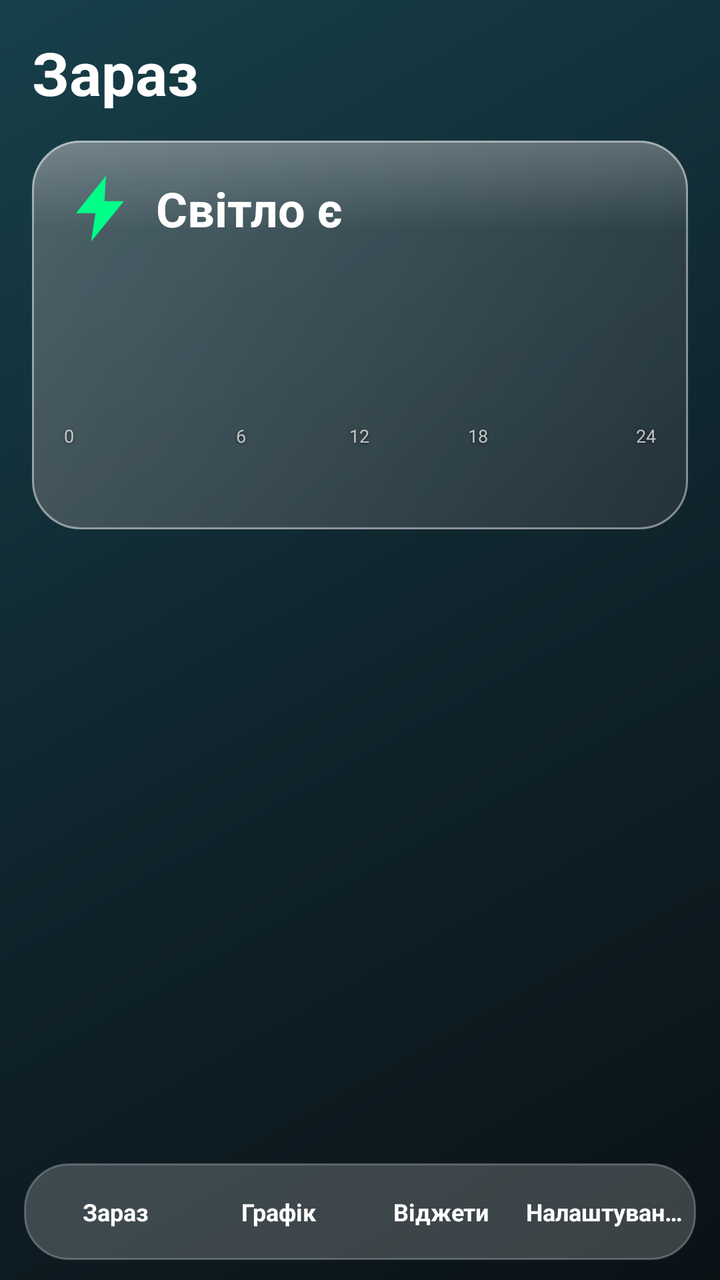
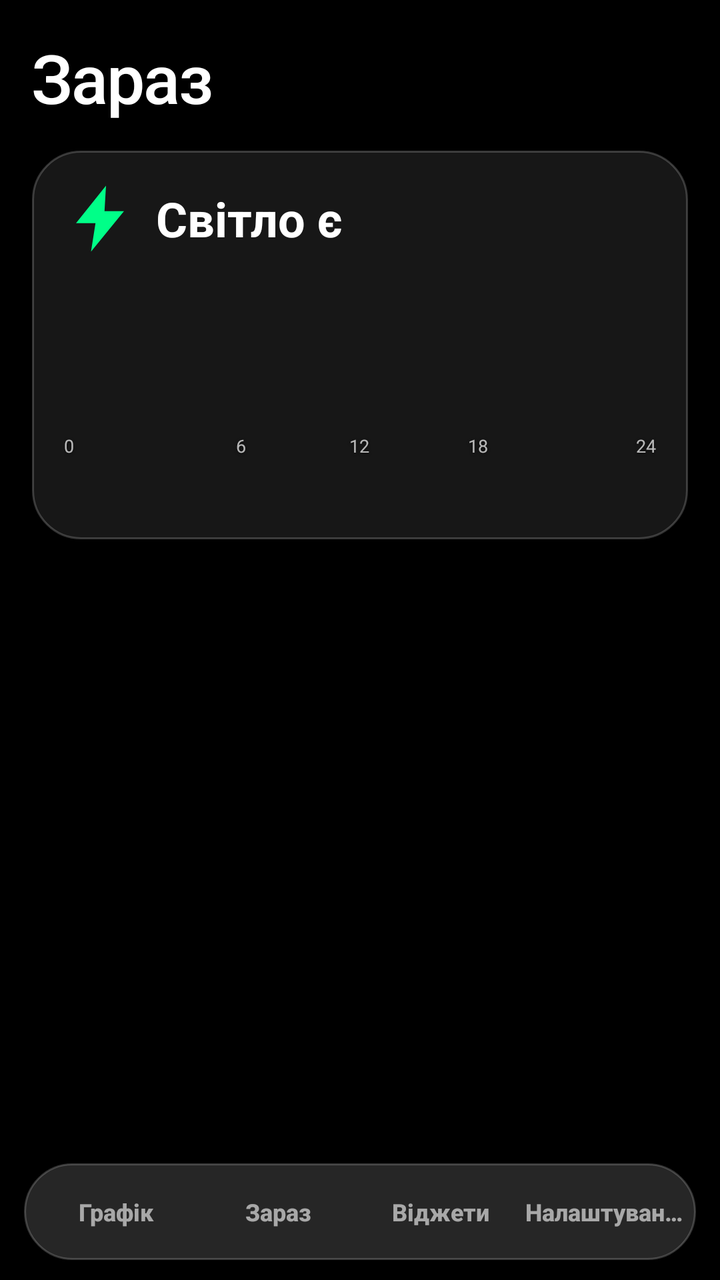

An Android layout rendered at two revisions. The XML below is the earlier revision; the diff shows what the commit changed to produce the second picture.
<!-- AndroidManifest.xml: application theme Theme.Svitik -->
<!-- res/layout/activity_main.xml -->
<?xml version="1.0" encoding="utf-8"?>
<LinearLayout xmlns:android="http://schemas.android.com/apk/res/android"
    android:layout_width="match_parent"
    android:layout_height="match_parent"
    android:orientation="vertical">

    <FrameLayout android:layout_width="match_parent" android:layout_height="0dp" android:layout_weight="1">

        
        <ScrollView android:id="@+id/page_now" style="@style/Page">
            <LinearLayout style="@style/PageContent">
                <TextView style="@style/PageTitle" android:text="@string/tab_now" />

                <LinearLayout android:id="@+id/card" style="@style/Card">
                    <LinearLayout android:layout_width="match_parent" android:layout_height="wrap_content" android:gravity="center_vertical" android:orientation="horizontal">
                        <ImageView android:id="@+id/bolt" android:layout_width="36dp" android:layout_height="36dp" android:layout_marginEnd="10dp" android:src="@drawable/ic_bolt_on" />
                        <TextView android:id="@+id/status" android:layout_width="0dp" android:layout_height="wrap_content" android:layout_weight="1" android:text="@string/power_on" android:textColor="@color/text" android:textSize="24sp" android:textStyle="bold" />
                        <ProgressBar android:id="@+id/progress" style="?android:attr/progressBarStyleSmall" android:layout_width="wrap_content" android:layout_height="wrap_content" android:visibility="gone" />
                    </LinearLayout>
                    <TextView android:id="@+id/next" android:layout_width="wrap_content" android:layout_height="wrap_content" android:layout_marginTop="8dp" android:textColor="@color/text" android:textSize="16sp" />
                    <TextView android:id="@+id/label" android:layout_width="wrap_content" android:layout_height="wrap_content" android:layout_marginTop="6dp" android:textColor="@color/text_dim" android:textSize="13sp" />
                    <ImageView android:id="@+id/day_bar" android:layout_width="match_parent" android:layout_height="22dp" android:layout_marginTop="14dp" android:scaleType="fitXY" />
                    <LinearLayout android:layout_width="match_parent" android:layout_height="wrap_content" android:orientation="horizontal">
                        <TextView style="@style/WidgetTick" android:gravity="start" android:text="0" />
                        <TextView style="@style/WidgetTick" android:text="6" />
                        <TextView style="@style/WidgetTick" android:text="12" />
                        <TextView style="@style/WidgetTick" android:text="18" />
                        <TextView style="@style/WidgetTick" android:gravity="end" android:text="24" />
                    </LinearLayout>
                    <TextView android:id="@+id/updated" android:layout_width="wrap_content" android:layout_height="wrap_content" android:layout_marginTop="10dp" android:textColor="@color/text_dim" android:textSize="11sp" />
                    <TextView android:id="@+id/error" android:layout_width="wrap_content" android:layout_height="wrap_content" android:layout_marginTop="4dp" android:textColor="#FFB0B0" android:textSize="12sp" android:visibility="gone" />
                </LinearLayout>

                <LinearLayout android:id="@+id/restricted_card" style="@style/Card" android:layout_marginTop="12dp" android:background="@drawable/widget_bg_warn" android:visibility="gone">
                    <TextView android:layout_width="wrap_content" android:layout_height="wrap_content" android:text="@string/restricted_title" android:textColor="@color/text" android:textSize="15sp" android:textStyle="bold" />
                    <TextView android:layout_width="wrap_content" android:layout_height="wrap_content" android:layout_marginTop="6dp" android:text="@string/restricted_text" android:textColor="@color/text" android:textSize="13sp" />
                    <Button android:id="@+id/open_battery" style="@style/AppButton" android:text="@string/restricted_button" />
                </LinearLayout>
            </LinearLayout>
        </ScrollView>

        
        <ScrollView android:id="@+id/page_schedule" style="@style/Page" android:visibility="gone">
            <LinearLayout style="@style/PageContent">
                <TextView style="@style/PageTitle" android:text="@string/tab_schedule" />
                <LinearLayout android:layout_width="match_parent" android:layout_height="wrap_content" android:orientation="horizontal">
                    <Button android:id="@+id/today" style="@style/AppButton" android:layout_width="0dp" android:layout_weight="1" android:layout_marginTop="0dp" android:layout_marginEnd="4dp" android:text="@string/today" />
                    <Button android:id="@+id/tomorrow" style="@style/AppButton" android:layout_width="0dp" android:layout_weight="1" android:layout_marginTop="0dp" android:layout_marginStart="4dp" android:text="@string/tomorrow" />
                </LinearLayout>
                <TextView android:id="@+id/no_schedule" android:layout_width="match_parent" android:layout_height="wrap_content" android:gravity="center" android:padding="28dp" android:textColor="@color/text" android:textSize="15sp" android:visibility="gone" />
                <LinearLayout android:layout_width="match_parent" android:layout_height="wrap_content" android:layout_marginTop="10dp" android:orientation="horizontal">
                    <LinearLayout android:id="@+id/column_left" android:layout_width="0dp" android:layout_height="wrap_content" android:layout_weight="1" android:layout_marginEnd="4dp" android:orientation="vertical" />
                    <LinearLayout android:id="@+id/column_right" android:layout_width="0dp" android:layout_height="wrap_content" android:layout_weight="1" android:layout_marginStart="4dp" android:orientation="vertical" />
                </LinearLayout>
            </LinearLayout>
        </ScrollView>

        
        <ScrollView android:id="@+id/page_widgets" style="@style/Page" android:visibility="gone">
            <LinearLayout style="@style/PageContent">
                <TextView style="@style/PageTitle" android:text="@string/tab_widgets" />
                <TextView android:layout_width="wrap_content" android:layout_height="wrap_content" android:layout_marginBottom="4dp" android:text="@string/widgets_hint" android:textColor="@color/text_dim" android:textSize="13sp" />
                <LinearLayout style="@style/Card" android:layout_marginTop="10dp">
                    <TextView android:layout_width="wrap_content" android:layout_height="wrap_content" android:text="@string/widget_small_description" android:textColor="@color/text" android:textSize="14sp" />
                    <Button android:id="@+id/add_small" style="@style/AppButton" android:text="@string/add_small" />
                </LinearLayout>
                <LinearLayout style="@style/Card" android:layout_marginTop="10dp">
                    <TextView android:layout_width="wrap_content" android:layout_height="wrap_content" android:text="@string/widget_strip_description" android:textColor="@color/text" android:textSize="14sp" />
                    <Button android:id="@+id/add_strip" style="@style/AppButton" android:text="@string/add_strip" />
                </LinearLayout>
                <LinearLayout style="@style/Card" android:layout_marginTop="10dp">
                    <TextView android:layout_width="wrap_content" android:layout_height="wrap_content" android:text="@string/widget_day_description" android:textColor="@color/text" android:textSize="14sp" />
                    <Button android:id="@+id/add_day" style="@style/AppButton" android:text="@string/add_day" />
                </LinearLayout>
            </LinearLayout>
        </ScrollView>

        
        <ScrollView android:id="@+id/page_settings" style="@style/Page" android:visibility="gone">
            <LinearLayout style="@style/PageContent">
                <TextView style="@style/PageTitle" android:text="@string/tab_settings" />
                <TextView style="@style/SectionTitle" android:layout_marginTop="4dp" android:text="@string/region" />
                <Spinner android:id="@+id/region" android:layout_width="match_parent" android:layout_height="wrap_content" android:background="@drawable/button_bg" android:paddingHorizontal="10dp" />
                <TextView style="@style/SectionTitle" android:text="@string/group" />
                <Spinner android:id="@+id/group" android:layout_width="match_parent" android:layout_height="wrap_content" android:background="@drawable/button_bg" android:paddingHorizontal="10dp" />
                <Button android:id="@+id/refresh" style="@style/AppButton" android:layout_marginTop="16dp" android:text="@string/refresh" />
                <TextView style="@style/SectionTitle" android:text="@string/background_title" />
                <TextView android:id="@+id/background_state" android:layout_width="wrap_content" android:layout_height="wrap_content" android:textColor="@color/text" android:textSize="13sp" />
                <Button android:id="@+id/open_battery_settings" style="@style/AppButton" android:text="@string/restricted_button" />
                <TextView android:layout_width="wrap_content" android:layout_height="wrap_content" android:layout_marginTop="18dp" android:text="@string/sources" android:textColor="@color/text_dim" android:textSize="11sp" />
            </LinearLayout>
        </ScrollView>
    </FrameLayout>

    <LinearLayout
        android:layout_width="match_parent"
        android:layout_height="wrap_content"
        android:layout_marginHorizontal="12dp"
        android:layout_marginBottom="10dp"
        android:background="@drawable/tab_bar_bg"
        android:orientation="horizontal"
        android:padding="5dp">
        <TextView android:id="@+id/tab_now" style="@style/Tab" android:text="@string/tab_now" />
        <TextView android:id="@+id/tab_schedule" style="@style/Tab" android:text="@string/tab_schedule" />
        <TextView android:id="@+id/tab_widgets" style="@style/Tab" android:text="@string/tab_widgets" />
        <TextView android:id="@+id/tab_settings" style="@style/Tab" android:text="@string/tab_settings" />
    </LinearLayout>
</LinearLayout>
<!-- resources referenced by this layout -->
<resources>
  <!-- drawable button_bg (drawable) -->
  <?xml version="1.0" encoding="utf-8"?>
  <selector xmlns:android="http://schemas.android.com/apk/res/android">
      <item android:state_selected="true">
          <shape android:shape="rectangle"><solid android:color="#40FFFFFF" /><stroke android:width="1dp" android:color="#66FFFFFF" /><corners android:radius="14dp" /></shape>
      </item>
      <item android:state_pressed="true">
          <shape android:shape="rectangle"><solid android:color="#40FFFFFF" /><corners android:radius="14dp" /></shape>
      </item>
      <item>
          <shape android:shape="rectangle"><solid android:color="#1AFFFFFF" /><stroke android:width="1dp" android:color="#2EFFFFFF" /><corners android:radius="14dp" /></shape>
      </item>
  </selector>
  <!-- drawable tab_bar_bg (drawable) -->
  <?xml version="1.0" encoding="utf-8"?>
  <shape xmlns:android="http://schemas.android.com/apk/res/android" android:shape="rectangle">
      <solid android:color="#33FFFFFF" />
      <stroke android:width="1dp" android:color="#40FFFFFF" />
      <corners android:radius="22dp" />
  </shape>
  <!-- drawable widget_bg_warn (drawable) -->
  <?xml version="1.0" encoding="utf-8"?>
  <layer-list xmlns:android="http://schemas.android.com/apk/res/android">
      
      <item><shape android:shape="rectangle"><solid android:color="#47121A22" /><corners android:radius="24dp" /></shape></item>
      
      <item><shape android:shape="rectangle">
          <gradient android:angle="315" android:startColor="#55FF9F1A" android:endColor="#1FFF9F1A" />
          <corners android:radius="24dp" />
      </shape></item>
      
      <item android:gravity="top" android:height="44dp"><shape android:shape="rectangle">
          <gradient android:angle="270" android:startColor="#38FFFFFF" android:endColor="#00FFFFFF" />
          <corners android:topLeftRadius="24dp" android:topRightRadius="24dp" />
      </shape></item>
      
      <item><shape android:shape="rectangle">
          <solid android:color="#00000000" />
          <stroke android:width="1dp" android:color="#99FFD28A" />
          <corners android:radius="24dp" />
      </shape></item>
  </layer-list>
  <style name="AppButton">
          <item name="android:layout_width">match_parent</item>
          <item name="android:layout_height">wrap_content</item>
          <item name="android:layout_marginTop">8dp</item>
          <item name="android:background">@drawable/button_bg</item>
          <item name="android:textAllCaps">false</item>
          <item name="android:textColor">@color/text</item>
          <item name="android:textSize">14sp</item>
          <item name="android:textStyle">bold</item>
          <item name="android:stateListAnimator">@null</item>
      </style>
  <style name="Card">
          <item name="android:layout_width">match_parent</item>
          <item name="android:layout_height">wrap_content</item>
          <item name="android:background">@drawable/widget_bg_on</item>
          <item name="android:orientation">vertical</item>
          <item name="android:padding">16dp</item>
      </style>
  <style name="PageTitle">
          <item name="android:layout_width">wrap_content</item>
          <item name="android:layout_height">wrap_content</item>
          <item name="android:layout_marginBottom">14dp</item>
          <item name="android:textColor">@color/text</item>
          <item name="android:textSize">30sp</item>
          <item name="android:textStyle">bold</item>
      </style>
  <style name="Tab">
          <item name="android:layout_width">0dp</item>
          <item name="android:layout_height">wrap_content</item>
          <item name="android:layout_weight">1</item>
          <item name="android:background">@drawable/tab_bg</item>
          <item name="android:gravity">center</item>
          <item name="android:paddingVertical">11dp</item>
          <item name="android:singleLine">true</item>
          <item name="android:textColor">@color/text</item>
          <item name="android:textSize">12sp</item>
          <item name="android:textStyle">bold</item>
      </style>
  <style name="Theme.Svitik" parent="android:Theme.Material.NoActionBar">
          <item name="android:windowBackground">@drawable/app_bg</item>
          <item name="android:statusBarColor">#FF0F2A33</item>
          <item name="android:navigationBarColor">#FF0A1216</item>
          <item name="android:colorAccent">@color/green</item>
          <item name="android:textColorPrimary">@color/text</item>
      </style>
  <!-- drawable widget_bg_on (drawable) -->
  <?xml version="1.0" encoding="utf-8"?>
  <layer-list xmlns:android="http://schemas.android.com/apk/res/android">
      
      <item><shape android:shape="rectangle"><solid android:color="#47121A22" /><corners android:radius="24dp" /></shape></item>
      
      <item><shape android:shape="rectangle">
          <gradient android:angle="315" android:startColor="#3DFFFFFF" android:endColor="#14FFFFFF" />
          <corners android:radius="24dp" />
      </shape></item>
      
      <item android:gravity="top" android:height="44dp"><shape android:shape="rectangle">
          <gradient android:angle="270" android:startColor="#38FFFFFF" android:endColor="#00FFFFFF" />
          <corners android:topLeftRadius="24dp" android:topRightRadius="24dp" />
      </shape></item>
      
      <item><shape android:shape="rectangle">
          <solid android:color="#00000000" />
          <stroke android:width="1dp" android:color="#70FFFFFF" />
          <corners android:radius="24dp" />
      </shape></item>
  </layer-list>
  <!-- drawable tab_bg (drawable) -->
  <?xml version="1.0" encoding="utf-8"?>
  <selector xmlns:android="http://schemas.android.com/apk/res/android">
      <item android:state_selected="true">
          <shape android:shape="rectangle"><solid android:color="#40FFFFFF" /><corners android:radius="17dp" /></shape>
      </item>
      <item><shape android:shape="rectangle"><solid android:color="#00000000" /></shape></item>
  </selector>
  <!-- drawable app_bg (drawable) -->
  <?xml version="1.0" encoding="utf-8"?>
  <shape xmlns:android="http://schemas.android.com/apk/res/android" android:shape="rectangle">
      <gradient android:angle="315" android:startColor="#FF17404A" android:centerColor="#FF10252E" android:endColor="#FF0A1216" />
  </shape>
  <!-- unchanged entries left out for length: 30 -->
</resources>

<!-- the commit's change to res/layout/activity_main.xml (unified diff, before → after) -->
@@ -1,5 +1,6 @@
 <?xml version="1.0" encoding="utf-8"?>
 <LinearLayout xmlns:android="http://schemas.android.com/apk/res/android"
+    android:id="@+id/root"
     android:layout_width="match_parent"
     android:layout_height="match_parent"
     android:orientation="vertical">
@@ -31,7 +32,7 @@
                     <TextView android:id="@+id/error" android:layout_width="wrap_content" android:layout_height="wrap_content" android:layout_marginTop="4dp" android:textColor="#FFB0B0" android:textSize="12sp" android:visibility="gone" />
                 </LinearLayout>
 
-                <LinearLayout android:id="@+id/restricted_card" style="@style/Card" android:layout_marginTop="12dp" android:background="@drawable/widget_bg_warn" android:visibility="gone">
+                <LinearLayout android:id="@+id/restricted_card" style="@style/Card" android:layout_marginTop="12dp" android:background="@drawable/glass_card_warn" android:visibility="gone">
                     <TextView android:layout_width="wrap_content" android:layout_height="wrap_content" android:text="@string/restricted_title" android:textColor="@color/text" android:textSize="15sp" android:textStyle="bold" />
                     <TextView android:layout_width="wrap_content" android:layout_height="wrap_content" android:layout_marginTop="6dp" android:text="@string/restricted_text" android:textColor="@color/text" android:textSize="13sp" />
                     <Button android:id="@+id/open_battery" style="@style/AppButton" android:text="@string/restricted_button" />
@@ -80,9 +81,9 @@
             <LinearLayout style="@style/PageContent">
                 <TextView style="@style/PageTitle" android:text="@string/tab_settings" />
                 <TextView style="@style/SectionTitle" android:layout_marginTop="4dp" android:text="@string/region" />
-                <Spinner android:id="@+id/region" android:layout_width="match_parent" android:layout_height="wrap_content" android:background="@drawable/button_bg" android:paddingHorizontal="10dp" />
+                <Spinner android:id="@+id/region" android:layout_width="match_parent" android:layout_height="wrap_content" android:background="@drawable/spinner_bg" android:paddingHorizontal="12dp" />
                 <TextView style="@style/SectionTitle" android:text="@string/group" />
-                <Spinner android:id="@+id/group" android:layout_width="match_parent" android:layout_height="wrap_content" android:background="@drawable/button_bg" android:paddingHorizontal="10dp" />
+                <Spinner android:id="@+id/group" android:layout_width="match_parent" android:layout_height="wrap_content" android:background="@drawable/spinner_bg" android:paddingHorizontal="12dp" />
                 <Button android:id="@+id/refresh" style="@style/AppButton" android:layout_marginTop="16dp" android:text="@string/refresh" />
                 <TextView style="@style/SectionTitle" android:text="@string/background_title" />
                 <TextView android:id="@+id/background_state" android:layout_width="wrap_content" android:layout_height="wrap_content" android:textColor="@color/text" android:textSize="13sp" />
@@ -100,8 +101,8 @@
         android:background="@drawable/tab_bar_bg"
         android:orientation="horizontal"
         android:padding="5dp">
+        <TextView android:id="@+id/tab_schedule" style="@style/Tab" android:text="@string/tab_schedule" />
         <TextView android:id="@+id/tab_now" style="@style/Tab" android:text="@string/tab_now" />
-        <TextView android:id="@+id/tab_schedule" style="@style/Tab" android:text="@string/tab_schedule" />
         <TextView android:id="@+id/tab_widgets" style="@style/Tab" android:text="@string/tab_widgets" />
         <TextView android:id="@+id/tab_settings" style="@style/Tab" android:text="@string/tab_settings" />
     </LinearLayout>
<!-- resource entries referenced after the edit -->
@@ -1,47 +1,46 @@
 <!-- resources referenced by this layout -->
 <resources>
+  <!-- drawable glass_card_warn (drawable) -->
+  <?xml version="1.0" encoding="utf-8"?>
+  <shape xmlns:android="http://schemas.android.com/apk/res/android" android:shape="rectangle">
+      <solid android:color="#1FFF9F1A" />
+      <stroke android:width="1dp" android:color="#80FF9F1A" />
+      <corners android:radius="24dp" />
+  </shape>
+  <!-- drawable spinner_bg (drawable) -->
+  <?xml version="1.0" encoding="utf-8"?>
+  <shape xmlns:android="http://schemas.android.com/apk/res/android" android:shape="rectangle">
+      <solid android:color="#17FFFFFF" />
+      <stroke android:width="1dp" android:color="#40FFFFFF" />
+      <corners android:radius="16dp" />
+  </shape>
   <!-- drawable button_bg (drawable) -->
   <?xml version="1.0" encoding="utf-8"?>
   <selector xmlns:android="http://schemas.android.com/apk/res/android">
       <item android:state_selected="true">
-          <shape android:shape="rectangle"><solid android:color="#40FFFFFF" /><stroke android:width="1dp" android:color="#66FFFFFF" /><corners android:radius="14dp" /></shape>
+          <shape android:shape="rectangle"><solid android:color="#2EFFFFFF" /><stroke android:width="1dp" android:color="#CCFFFFFF" /><corners android:radius="100dp" /></shape>
       </item>
       <item android:state_pressed="true">
-          <shape android:shape="rectangle"><solid android:color="#40FFFFFF" /><corners android:radius="14dp" /></shape>
+          <shape android:shape="rectangle"><solid android:color="#26FFFFFF" /><stroke android:width="1dp" android:color="#80FFFFFF" /><corners android:radius="100dp" /></shape>
       </item>
       <item>
-          <shape android:shape="rectangle"><solid android:color="#1AFFFFFF" /><stroke android:width="1dp" android:color="#2EFFFFFF" /><corners android:radius="14dp" /></shape>
+          <shape android:shape="rectangle"><solid android:color="#0DFFFFFF" /><stroke android:width="1dp" android:color="#59FFFFFF" /><corners android:radius="100dp" /></shape>
       </item>
   </selector>
+  <!-- drawable glass_card (drawable) -->
+  <?xml version="1.0" encoding="utf-8"?>
+  <shape xmlns:android="http://schemas.android.com/apk/res/android" android:shape="rectangle">
+      <solid android:color="#17FFFFFF" />
+      <stroke android:width="1dp" android:color="#33FFFFFF" />
+      <corners android:radius="24dp" />
+  </shape>
   <!-- drawable tab_bar_bg (drawable) -->
   <?xml version="1.0" encoding="utf-8"?>
   <shape xmlns:android="http://schemas.android.com/apk/res/android" android:shape="rectangle">
-      <solid android:color="#33FFFFFF" />
-      <stroke android:width="1dp" android:color="#40FFFFFF" />
-      <corners android:radius="22dp" />
+      <solid android:color="#26FFFFFF" />
+      <stroke android:width="1dp" android:color="#33FFFFFF" />
+      <corners android:radius="100dp" />
   </shape>
-  <!-- drawable widget_bg_warn (drawable) -->
-  <?xml version="1.0" encoding="utf-8"?>
-  <layer-list xmlns:android="http://schemas.android.com/apk/res/android">
-      
-      <item><shape android:shape="rectangle"><solid android:color="#47121A22" /><corners android:radius="24dp" /></shape></item>
-      
-      <item><shape android:shape="rectangle">
-          <gradient android:angle="315" android:startColor="#55FF9F1A" android:endColor="#1FFF9F1A" />
-          <corners android:radius="24dp" />
-      </shape></item>
-      
-      <item android:gravity="top" android:height="44dp"><shape android:shape="rectangle">
-          <gradient android:angle="270" android:startColor="#38FFFFFF" android:endColor="#00FFFFFF" />
-          <corners android:topLeftRadius="24dp" android:topRightRadius="24dp" />
-      </shape></item>
-      
-      <item><shape android:shape="rectangle">
-          <solid android:color="#00000000" />
-          <stroke android:width="1dp" android:color="#99FFD28A" />
-          <corners android:radius="24dp" />
-      </shape></item>
-  </layer-list>
   <style name="AppButton">
           <item name="android:layout_width">match_parent</item>
           <item name="android:layout_height">wrap_content</item>
@@ -49,14 +48,14 @@
           <item name="android:background">@drawable/button_bg</item>
           <item name="android:textAllCaps">false</item>
           <item name="android:textColor">@color/text</item>
+          <item name="android:fontFamily">sans-serif-medium</item>
           <item name="android:textSize">14sp</item>
-          <item name="android:textStyle">bold</item>
           <item name="android:stateListAnimator">@null</item>
       </style>
   <style name="Card">
           <item name="android:layout_width">match_parent</item>
           <item name="android:layout_height">wrap_content</item>
-          <item name="android:background">@drawable/widget_bg_on</item>
+          <item name="android:background">@drawable/glass_card</item>
           <item name="android:orientation">vertical</item>
           <item name="android:padding">16dp</item>
       </style>
@@ -65,8 +64,9 @@
           <item name="android:layout_height">wrap_content</item>
           <item name="android:layout_marginBottom">14dp</item>
           <item name="android:textColor">@color/text</item>
-          <item name="android:textSize">30sp</item>
-          <item name="android:textStyle">bold</item>
+          <item name="android:fontFamily">sans-serif-medium</item>
+          <item name="android:letterSpacing">-0.02</item>
+          <item name="android:textSize">34sp</item>
       </style>
   <style name="Tab">
           <item name="android:layout_width">0dp</item>
@@ -76,52 +76,26 @@
           <item name="android:gravity">center</item>
           <item name="android:paddingVertical">11dp</item>
           <item name="android:singleLine">true</item>
-          <item name="android:textColor">@color/text</item>
+          <item name="android:textColor">@color/tab_text</item>
+          <item name="android:fontFamily">sans-serif-medium</item>
           <item name="android:textSize">12sp</item>
           <item name="android:textStyle">bold</item>
       </style>
   <style name="Theme.Svitik" parent="android:Theme.Material.NoActionBar">
-          <item name="android:windowBackground">@drawable/app_bg</item>
-          <item name="android:statusBarColor">#FF0F2A33</item>
-          <item name="android:navigationBarColor">#FF0A1216</item>
+          <item name="android:windowBackground">@android:color/black</item>
+          <item name="android:statusBarColor">#FF000000</item>
+          <item name="android:navigationBarColor">#FF000000</item>
           <item name="android:colorAccent">@color/green</item>
           <item name="android:textColorPrimary">@color/text</item>
       </style>
-  <!-- drawable widget_bg_on (drawable) -->
-  <?xml version="1.0" encoding="utf-8"?>
-  <layer-list xmlns:android="http://schemas.android.com/apk/res/android">
-      
-      <item><shape android:shape="rectangle"><solid android:color="#47121A22" /><corners android:radius="24dp" /></shape></item>
-      
-      <item><shape android:shape="rectangle">
-          <gradient android:angle="315" android:startColor="#3DFFFFFF" android:endColor="#14FFFFFF" />
-          <corners android:radius="24dp" />
-      </shape></item>
-      
-      <item android:gravity="top" android:height="44dp"><shape android:shape="rectangle">
-          <gradient android:angle="270" android:startColor="#38FFFFFF" android:endColor="#00FFFFFF" />
-          <corners android:topLeftRadius="24dp" android:topRightRadius="24dp" />
-      </shape></item>
-      
-      <item><shape android:shape="rectangle">
-          <solid android:color="#00000000" />
-          <stroke android:width="1dp" android:color="#70FFFFFF" />
-          <corners android:radius="24dp" />
-      </shape></item>
-  </layer-list>
   <!-- drawable tab_bg (drawable) -->
   <?xml version="1.0" encoding="utf-8"?>
   <selector xmlns:android="http://schemas.android.com/apk/res/android">
       <item android:state_selected="true">
-          <shape android:shape="rectangle"><solid android:color="#40FFFFFF" /><corners android:radius="17dp" /></shape>
+          <shape android:shape="rectangle"><solid android:color="#33FFFFFF" /><corners android:radius="100dp" /></shape>
       </item>
       <item><shape android:shape="rectangle"><solid android:color="#00000000" /></shape></item>
   </selector>
-  <!-- drawable app_bg (drawable) -->
-  <?xml version="1.0" encoding="utf-8"?>
-  <shape xmlns:android="http://schemas.android.com/apk/res/android" android:shape="rectangle">
-      <gradient android:angle="315" android:startColor="#FF17404A" android:centerColor="#FF10252E" android:endColor="#FF0A1216" />
-  </shape>
   <!-- unchanged entries left out for length: 30 -->
 </resources>
 
